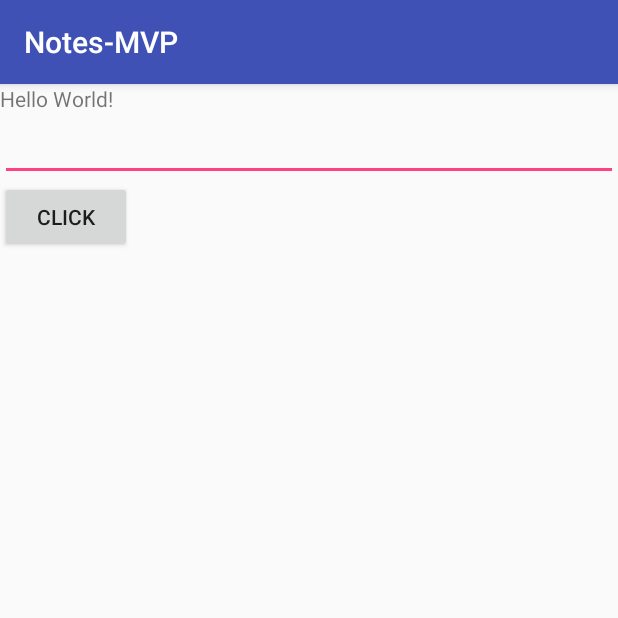
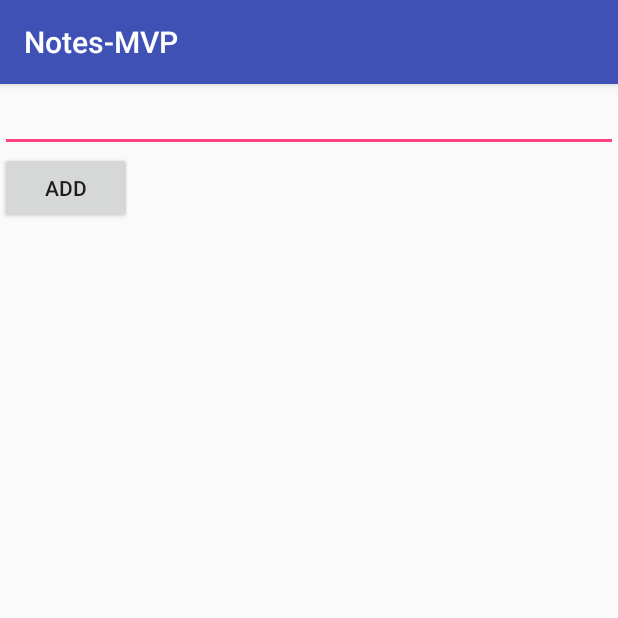
Before and after one commit to aj019/Android-Basic-MVP, an Android app: the screen it shows after launch (MainActivity), on a phone screen of 412 x 824 dp, the top half of it. Run offline under Robolectric (Android 15) with nearby library versions, the phone set to English and light mode, and no system bars.

Commit message:
Displaying notes in recyclerview following MVP

```diff
--- a/app/src/main/AndroidManifest.xml
+++ b/app/src/main/AndroidManifest.xml
@@ -9,7 +9,7 @@
         android:roundIcon="@mipmap/ic_launcher_round"
         android:supportsRtl="true"
         android:theme="@style/AppTheme">
-        <activity android:name=".MainActivity">
+        <activity android:name=".activities.MainActivity">
             <intent-filter>
                 <action android:name="android.intent.action.MAIN" />
 
--- a/app/src/main/java/in/androidmate/notes_mvp/MainActivity.java
+++ /dev/null
@@ -1,55 +0,0 @@
-package in.androidmate.notes_mvp;
-
-import android.support.v7.app.AppCompatActivity;
-import android.os.Bundle;
-import android.view.View;
-import android.widget.Button;
-import android.widget.EditText;
-import android.widget.ListView;
-import android.widget.TextView;
-
-
-public class MainActivity extends AppCompatActivity implements View.OnClickListener,MVP.MainView {
-
-    private TextView tvText;
-    private EditText etText;
-    private Button btClick;
-    private ListView lv;
-
-    MVP.MainPresenter mPresenter;
-    @Override
-    protected void onCreate(Bundle savedInstanceState) {
-        super.onCreate(savedInstanceState);
-        setContentView(R.layout.activity_main);
-
-        setupViews();
-        setupMVP();
-
-    }
-
-    private void setupViews() {
-
-        tvText = (TextView) findViewById(R.id.tvText);
-        etText = (EditText) findViewById(R.id.etText);
-        lv = (ListView) findViewById(R.id.lv);
-        btClick = (Button) findViewById(R.id.btClick);
-        btClick.setOnClickListener(this);
-    }
-
-    private void setupMVP() {
-
-        mPresenter = new MainPresenterImp(this);
-
-    }
-
-
-    @Override
-    public void onClick(View v) {
-        mPresenter.setText(etText);
-    }
-
-    @Override
-    public void changeText(String text) {
-        tvText.setText(text);
-    }
-}
--- /dev/null
+++ b/app/src/main/java/in/androidmate/notes_mvp/activities/MainActivity.java
@@ -0,0 +1,87 @@
+package in.androidmate.notes_mvp.activities;
+
+import android.support.v7.app.AppCompatActivity;
+import android.os.Bundle;
+import android.support.v7.widget.LinearLayoutManager;
+import android.support.v7.widget.RecyclerView;
+import android.view.View;
+import android.widget.Button;
+import android.widget.EditText;
+import android.widget.ListView;
+import android.widget.TextView;
+
+import java.util.List;
+
+import in.androidmate.notes_mvp.R;
+import in.androidmate.notes_mvp.activities.MVP;
+import in.androidmate.notes_mvp.activities.MainPresenterImp;
+import in.androidmate.notes_mvp.adapters.NotesAdapter;
+import in.androidmate.notes_mvp.models.NotesData;
+
+
+public class MainActivity extends AppCompatActivity implements View.OnClickListener,MVP.MainView {
+
+    private EditText etText;
+    private Button btClick;
+    private RecyclerView rvNotes;
+    RecyclerView.Adapter adapter;
+    LinearLayoutManager llm;
+
+    MVP.MainPresenter mPresenter;
+    @Override
+    protected void onCreate(Bundle savedInstanceState) {
+        super.onCreate(savedInstanceState);
+        setContentView(R.layout.activity_main);
+
+        setupMVP();
+        setupViews();
+
+
+    }
+
+    private void setupViews() {
+
+
+        etText = (EditText) findViewById(R.id.etText);
+        rvNotes = (RecyclerView) findViewById(R.id.rvNotes);
+        btClick = (Button) findViewById(R.id.btClick);
+        btClick.setOnClickListener(this);
+
+        rvNotes = (RecyclerView) findViewById(R.id.rvNotes);
+        llm = new LinearLayoutManager(this);
+        rvNotes.setLayoutManager(llm);
+
+        showNotes();
+
+    }
+
+    private void showNotes() {
+
+        mPresenter.showAllNotes();
+    }
+
+    private void setupMVP() {
+
+        mPresenter = new MainPresenterImp(this);
+
+    }
+
+
+    @Override
+    public void onClick(View v) {
+
+        mPresenter.addNote(etText);
+    }
+
+
+    @Override
+    public void updateNotesList() {
+
+    }
+
+    @Override
+    public void showResults(List<String> notes) {
+        adapter = new NotesAdapter(this,notes);
+        rvNotes.setAdapter(adapter);
+    }
+}
--- /dev/null
+++ b/app/src/main/java/in/androidmate/notes_mvp/activities/MainPresenterImp.java
@@ -0,0 +1,34 @@
+package in.androidmate.notes_mvp.activities;
+
+import android.widget.EditText;
+
+import java.util.List;
+
+import in.androidmate.notes_mvp.activities.MVP;
+import in.androidmate.notes_mvp.models.NotesData;
+
+/**
+ * Created by anujgupta on 26/07/17.
+ */
+
+public class MainPresenterImp implements MVP.MainPresenter {
+
+    MVP.MainView mainView;
+
+    public MainPresenterImp(MVP.MainView mainView) {
+        this.mainView = mainView;
+    }
+
+
+    @Override
+    public void showAllNotes() {
+        NotesData notesData = new NotesData();
+        mainView.showResults(notesData.getNotes());
+    }
+
+    @Override
+    public void addNote(EditText editText) {
+        String note = editText.getText().toString();
+
+    }
+}
--- /dev/null
+++ b/app/src/main/java/in/androidmate/notes_mvp/adapters/NotesAdapter.java
@@ -0,0 +1,57 @@
+package in.androidmate.notes_mvp.adapters;
+
+import android.content.Context;
+import android.support.v7.widget.RecyclerView;
+import android.view.LayoutInflater;
+import android.view.View;
+import android.view.ViewGroup;
+import android.widget.TextView;
+
+import java.util.List;
+
+import in.androidmate.notes_mvp.R;
+
+/**
+ * Created by anujgupta on 27/07/17.
+ */
+
+public class NotesAdapter extends RecyclerView.Adapter<NotesAdapter.Notes> {
+
+    Context context;
+    List<String> notes;
+
+    public NotesAdapter(Context context, List<String> notes) {
+
+        this.context = context;
+        this.notes = notes;
+    }
+
+    @Override
+    public Notes onCreateViewHolder(ViewGroup parent, int viewType) {
+        View v = LayoutInflater.from(context).inflate(R.layout.item_notes,parent,false);
+        Notes n = new Notes(v);
+        return n;
+    }
+
+    @Override
+    public void onBindViewHolder(Notes holder, int position) {
+
+        holder.tvNote.setText(notes.get(position));
+
+    }
+
+    @Override
+    public int getItemCount() {
+        return notes.size();
+    }
+
+    public class Notes extends RecyclerView.ViewHolder {
+
+        TextView tvNote;
+        public Notes(View itemView) {
+            super(itemView);
+
+            tvNote = (TextView) itemView.findViewById(R.id.tvNote);
+        }
+    }
+}
--- /dev/null
+++ b/app/src/main/java/in/androidmate/notes_mvp/models/NotesData.java
@@ -0,0 +1,31 @@
+package in.androidmate.notes_mvp.models;
+
+import java.util.ArrayList;
+import java.util.Arrays;
+import java.util.List;
+
+/**
+ * Created by anujgupta on 27/07/17.
+ */
+
+public class NotesData {
+
+    List<String> notes = new ArrayList<String>();
+
+    public NotesData() {
+
+    }
+
+    public List<String> getNotes() {
+        return notes;
+    }
+
+    public void setNotes(List<String> notes) {
+        this.notes = notes;
+    }
+
+    public void addNote(String note){
+        notes.add(note);
+    }
+
+}
--- a/app/src/main/res/layout/activity_main.xml
+++ b/app/src/main/res/layout/activity_main.xml
@@ -5,17 +5,8 @@
     android:layout_width="match_parent"
     android:layout_height="match_parent"
     android:orientation="vertical"
-    tools:context="in.androidmate.notes_mvp.MainActivity">
+    tools:context="in.androidmate.notes_mvp.activities.MainActivity">
 
-    <TextView
-        android:id="@+id/tvText"
-        android:layout_width="wrap_content"
-        android:layout_height="wrap_content"
-        android:text="Hello World!"
-        app:layout_constraintBottom_toBottomOf="parent"
-        app:layout_constraintLeft_toLeftOf="parent"
-        app:layout_constraintRight_toRightOf="parent"
-        app:layout_constraintTop_toTopOf="parent" />
 
     <EditText
         android:id="@+id/etText"
@@ -26,15 +17,15 @@
         android:id="@+id/btClick"
         android:layout_width="wrap_content"
         android:layout_height="wrap_content"
-        android:text="Click"
+        android:text="Add"
         tools:layout_editor_absoluteY="16dp"
         tools:layout_editor_absoluteX="292dp" />
 
-    <ListView
-        android:id="@+id/lv"
+    <android.support.v7.widget.RecyclerView
+        android:id="@+id/rvNotes"
         android:layout_width="match_parent"
         android:layout_height="match_parent">
 
-    </ListView>
+    </android.support.v7.widget.RecyclerView>
 
 </LinearLayout>
```
Also changed, not shown: app/build.gradle (+15 -0 lines), app/src/main/java/in/androidmate/notes_mvp/MVP.java (deleted, +0 -22 lines), app/src/main/java/in/androidmate/notes_mvp/MainPresenterImp.java (deleted, +0 -22 lines), app/src/main/java/in/androidmate/notes_mvp/activities/MVP.java (added, +27 -0 lines), app/src/main/res/layout/item_notes.xml (added, +15 -0 lines).
